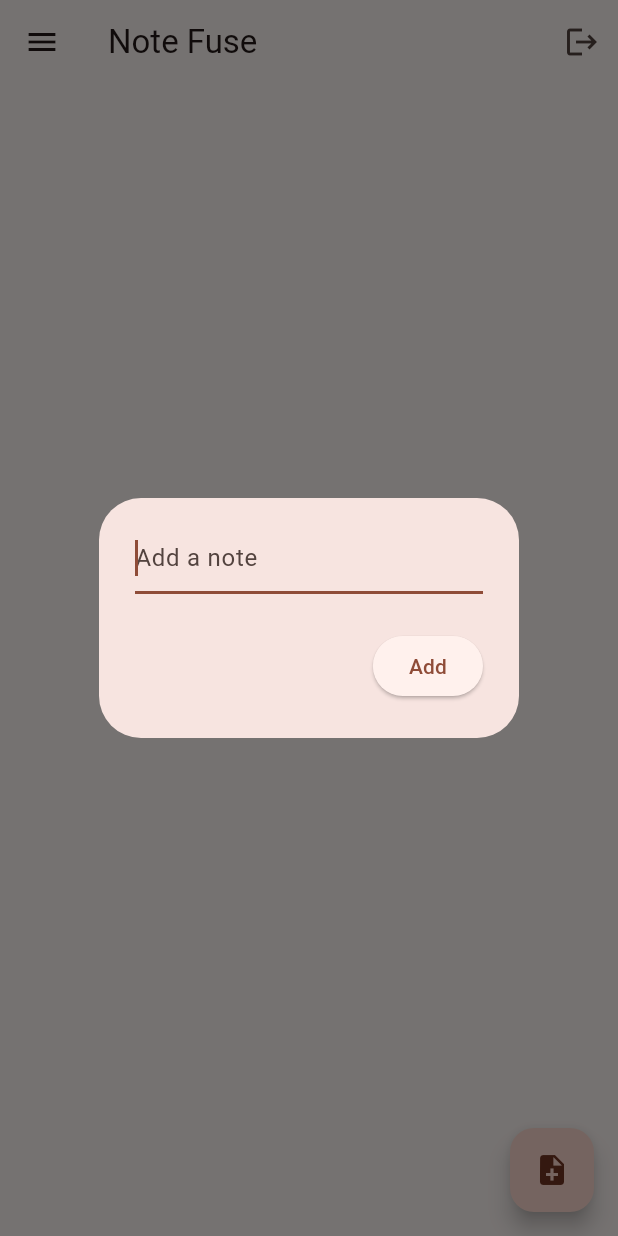
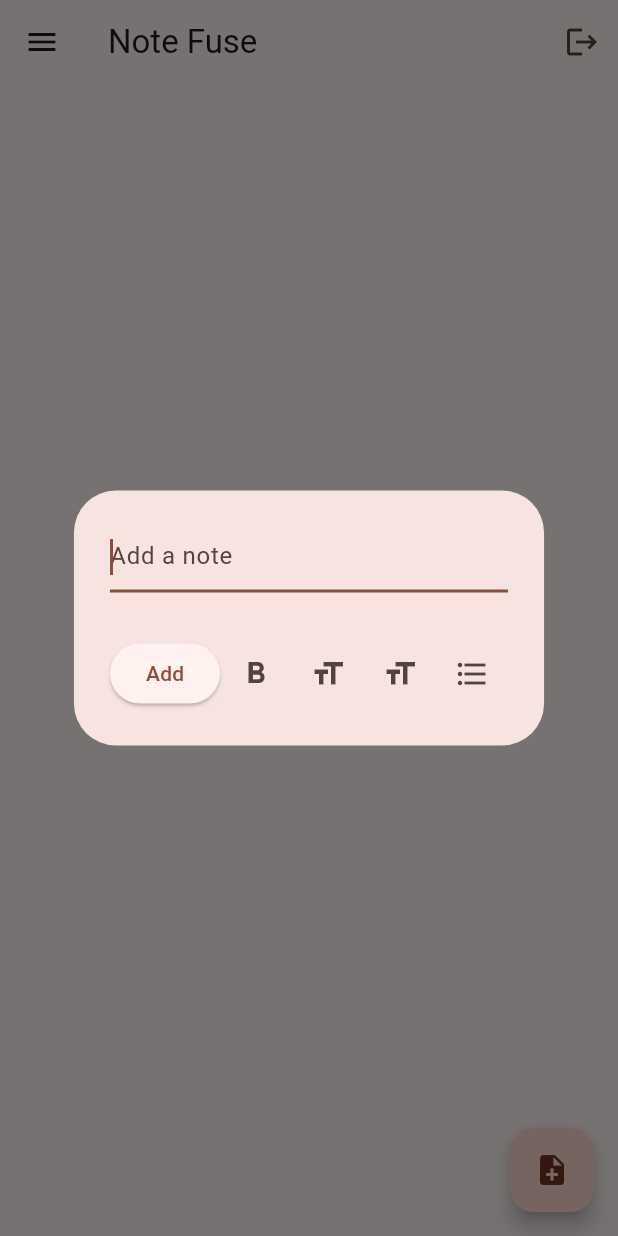
Before and after one commit to WesamAbadi/NoteFuse, a Flutter app: the HomePage screen opened directly, after a tap on the "note add" icon, on a phone screen of 412 x 824 dp. Run offline on Flutter 3.47's test engine with Material 3 defaults, Android fonts, the phone set to English and light mode, and no system bars; drawn by our look-alikes of dynamic_color; our stand-ins replace cloud_firestore, firebase_auth, firebase_core, flutter_markdown, google_sign_in, shared_preferences; missing offline and left inert: ota_update; accounts and stored records are empty; generated files the repository leaves out were written again.

Commit message:
add formating options

```diff
--- a/lib/pages/home_page.dart
+++ b/lib/pages/home_page.dart
@@ -19,7 +19,7 @@
   final TextEditingController _textController = TextEditingController();
   bool _compactView = false;
   bool _markdownView = true;
-
+  bool isBold = false;
   @override
   void initState() {
     super.initState();
@@ -45,13 +45,28 @@
     showDialog(
       context: context,
       builder: (context) => AlertDialog(
-        content: TextField(
+        contentPadding: EdgeInsets.symmetric(horizontal: 24, vertical: 20),
+        content: SingleChildScrollView(
+          child: SizedBox(
+            child: Column(
+              mainAxisSize: MainAxisSize.min,
+              crossAxisAlignment: CrossAxisAlignment.stretch,
+              children: [
+                TextField(
                   maxLines: null,
                   autofocus: true,
                   controller: _textController,
                   decoration: const InputDecoration(hintText: 'Add a note'),
                 ),
+                SizedBox(height: 10),
+              ],
+            ),
+          ),
+        ),
         actions: [
+          Row(
+            mainAxisAlignment: MainAxisAlignment.spaceBetween,
+            children: [
               ElevatedButton(
                 onPressed: () {
                   if (docId == null) {
@@ -63,6 +78,49 @@
                   Navigator.pop(context);
                 },
                 child: const Text('Add'),
+              ),
+              Expanded(
+                child: SingleChildScrollView(
+                  scrollDirection: Axis.horizontal,
+                  child: Row(
+                    mainAxisSize: MainAxisSize.min,
+                    mainAxisAlignment: MainAxisAlignment.end,
+                    crossAxisAlignment: CrossAxisAlignment.center,
+                    children: [
+                      IconButton(
+                        onPressed: () {
+                          isBold = !isBold;
+                          if (isBold) {
+                            _textController.text += '**';
+                          } else {
+                            _textController.text += '** ';
+                          }
+                        },
+                        icon: Icon(Icons.format_bold),
+                      ),
+                      IconButton(
+                        onPressed: () {
+                          _textController.text += '# ';
+                        },
+                        icon: Icon(Icons.format_size),
+                      ),
+                      IconButton(
+                        onPressed: () {
+                          _textController.text += '## ';
+                        },
+                        icon: Icon(Icons.format_size_outlined),
+                      ),
+                      IconButton(
+                        onPressed: () {
+                          _textController.text += '- ';
+                        },
+                        icon: Icon(Icons.format_list_bulleted),
+                      ),
+                    ],
+                  ),
+                ),
+              ),
+            ],
           ),
         ],
       ),
@@ -76,24 +134,21 @@
     showDialog(
       context: context,
       builder: (context) => AlertDialog(
-        title: RichText(
-          text: TextSpan(
+        title: Column(
           children: [
-              TextSpan(
-                text: 'edited on: ',
-                style: TextStyle(
-                    color: Colors.grey, fontSize: 11), // Change color here
-              ),
-              TextSpan(
-                text: '$formattedTimestamp',
-                style: TextStyle(fontSize: 11), // Default color
+            Text('$formattedTimestamp', textAlign: TextAlign.center),
+            Divider(
+              thickness: 0,
             ),
           ],
         ),
+        titleTextStyle: TextStyle(
+          fontSize: 11,
+          color: Colors.black,
         ),
         content: SingleChildScrollView(
           child: Padding(
-            padding: const EdgeInsets.all(8.0),
+            padding: const EdgeInsets.all(0),
             child: Container(
                 width: double.maxFinite,
                 child: _markdownView
@@ -301,32 +356,15 @@
             onDelete();
           }
         },
-
-        // child: ListTile(
-        //   title: compactView
-        //       ? Text(
-        //           noteText.length > 30
-        //               ? '${noteText.substring(0, 30)}...'
-        //               : noteText,
-        //           style: const TextStyle(fontSize: 14),
-        //           maxLines: 1,
-        //         )
-        //       : Text(
-        //           noteText,
-        //           style: const TextStyle(fontSize: 14),
-        //         ),
-        //   trailing: IconButton(
-        //     icon: const Icon(Icons.edit),
-        //     onPressed: onEdit,
-        //   ),
-        // ),
-
         child: ListTile(
           onTap: () => onView(noteText),
           title: compactView
-              ? Text(noteText.length > 30
+              ? Text(
+                  noteText.length > 30
                       ? '${noteText.substring(0, 30)}...'
-                  : noteText)
+                      : noteText,
+                  maxLines: 2,
+                )
               : Text(noteText),
           trailing: IconButton(
             icon: const Icon(Icons.edit),
```
Lines whose indentation alone changed are shown as unchanged.
